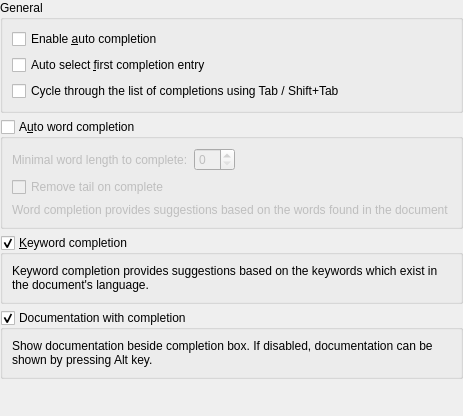
Before: the Qt Designer form src/dialogs/completionconfigtab.ui in KDE/ktexteditor, drawn with Qt 5.
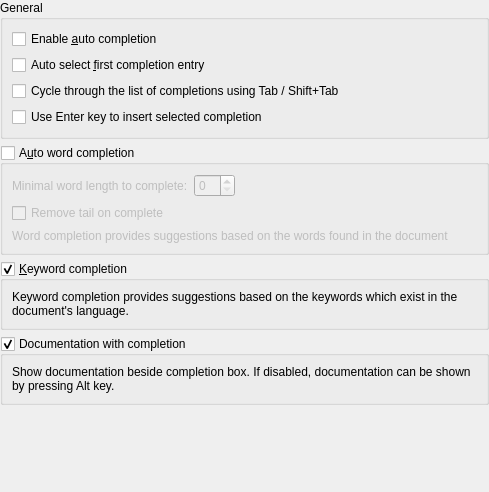
After: the same form once the commit is applied.

Commit message:
Allow disabling 'enter to insert completion'
By default it is enabled

```diff
--- a/src/dialogs/completionconfigtab.ui
+++ b/src/dialogs/completionconfigtab.ui
@@ -6,8 +6,8 @@
    <rect>
     <x>0</x>
     <y>0</y>
-    <width>463</width>
-    <height>416</height>
+    <width>489</width>
+    <height>492</height>
    </rect>
   </property>
   <layout class="QVBoxLayout" name="verticalLayout">
@@ -50,6 +50,16 @@
         </property>
        </widget>
       </item>
+      <item>
+       <widget class="QCheckBox" name="chkEnterCompletion">
+        <property name="toolTip">
+         <string>Pressing enter will insert the text of selected completion item into the editor</string>
+        </property>
+        <property name="text">
+         <string>Use Enter key to insert selected completion</string>
+        </property>
+       </widget>
+      </item>
      </layout>
     </widget>
    </item>
```
The commit also changes 4 other files.
